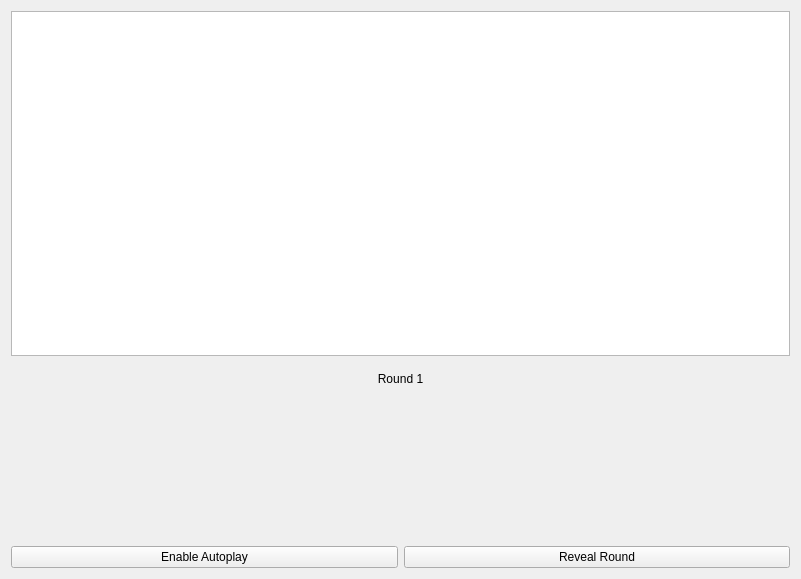
Before: the Qt Designer form roundTab.ui in Dedster2/DedBoxing, drawn with Qt 5.
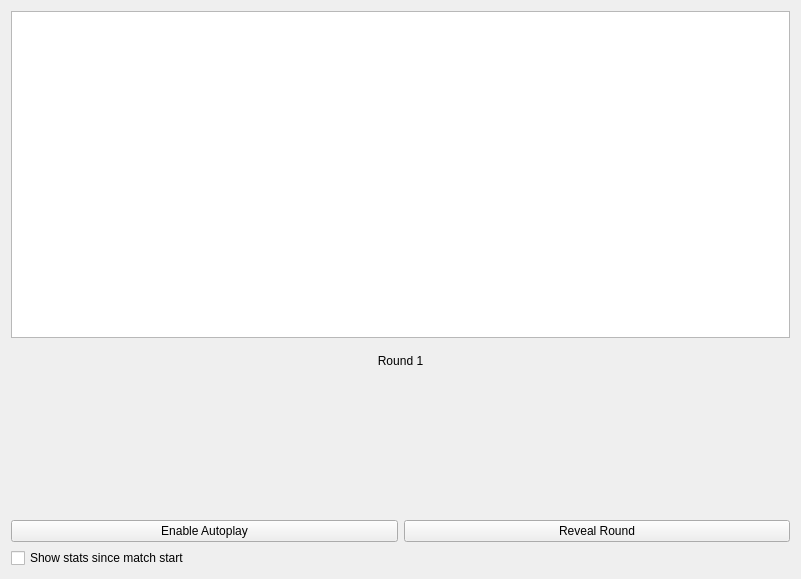
After: the same form once the commit is applied. Custom widgets are drawn as their Qt base class.

```diff
--- a/roundTab.ui
+++ b/roundTab.ui
@@ -65,6 +65,22 @@
      </item>
     </layout>
    </item>
+   <item>
+    <widget class="QCheckBox" name="statScope">
+     <property name="layoutDirection">
+      <enum>Qt::LeftToRight</enum>
+     </property>
+     <property name="autoFillBackground">
+      <bool>false</bool>
+     </property>
+     <property name="text">
+      <string>Show stats since match start</string>
+     </property>
+     <property name="tristate">
+      <bool>false</bool>
+     </property>
+    </widget>
+   </item>
   </layout>
  </widget>
  <customwidgets>
```
Left out of the diff: 43 changed lines with no effect on the pictures.
